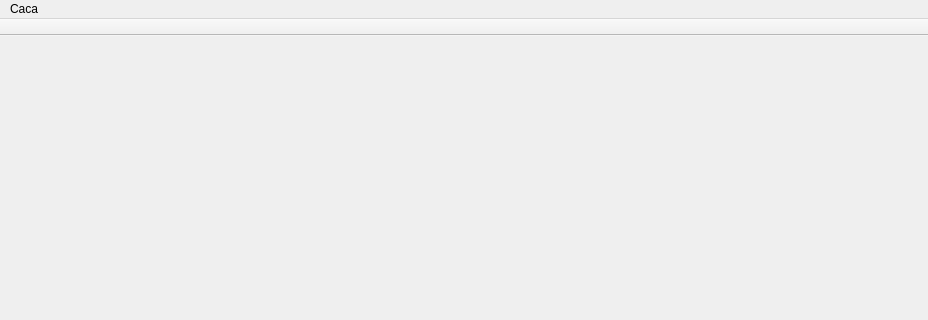
Above: mainwindow.ui from CuarzoSoftware/CuarzoPlayer before the change; both pictures show x 0 to 928 and y 0 to 320 of the 928 by 597 pixel window. Below: the same form after it.
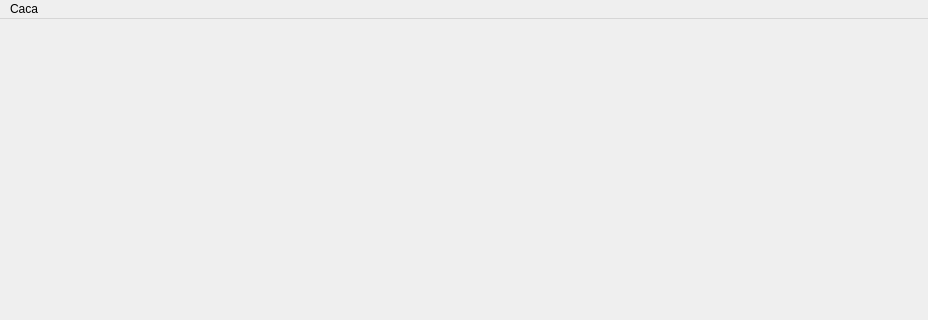
That is the form after the change.

Commit message: Opacity Button added

```diff
--- a/mainwindow.ui
+++ b/mainwindow.ui
@@ -10,6 +10,12 @@
     <height>597</height>
    </rect>
   </property>
+  <property name="sizePolicy">
+   <sizepolicy hsizetype="Fixed" vsizetype="Fixed">
+    <horstretch>0</horstretch>
+    <verstretch>0</verstretch>
+   </sizepolicy>
+  </property>
   <property name="windowTitle">
    <string>Cuarzo Player</string>
   </property>
@@ -60,48 +66,6 @@
    </widget>
    <addaction name="App"/>
   </widget>
-  <widget class="QToolBar" name="TopBar">
-   <property name="font">
-    <font>
-     <family>Lucida Grande</family>
-    </font>
-   </property>
-   <property name="windowTitle">
-    <string>TopBar</string>
-   </property>
-   <property name="autoFillBackground">
-    <bool>false</bool>
-   </property>
-   <property name="styleSheet">
-    <string notr="true"/>
-   </property>
-   <property name="movable">
-    <bool>false</bool>
-   </property>
-   <attribute name="toolBarArea">
-    <enum>TopToolBarArea</enum>
-   </attribute>
-   <attribute name="toolBarBreak">
-    <bool>false</bool>
-   </attribute>
-  </widget>
-  <widget class="QToolBar" name="BottomBar">
-   <property name="windowTitle">
-    <string>toolBar</string>
-   </property>
-   <property name="movable">
-    <bool>false</bool>
-   </property>
-   <property name="allowedAreas">
-    <set>Qt::BottomToolBarArea</set>
-   </property>
-   <attribute name="toolBarArea">
-    <enum>TopToolBarArea</enum>
-   </attribute>
-   <attribute name="toolBarBreak">
-    <bool>false</bool>
-   </attribute>
-  </widget>
  </widget>
  <layoutdefault spacing="6" margin="11"/>
  <resources/>
```
The commit also changes 5 other files.
